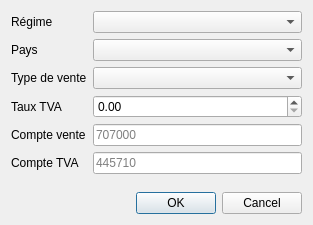
Qt form gui/panes/dialogs/DialogAddVatSaleAccount.ui (icingerpower/EcomCompta) before a commit.
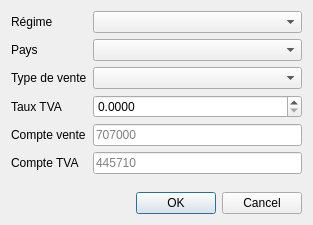
The same form after that commit.

What changed in the file:
```diff
--- a/gui/panes/dialogs/DialogAddVatSaleAccount.ui
+++ b/gui/panes/dialogs/DialogAddVatSaleAccount.ui
@@ -83,6 +83,9 @@
      </item>
      <item row="3" column="1">
       <widget class="QDoubleSpinBox" name="spinBoxVatRate">
+       <property name="decimals">
+        <number>4</number>
+       </property>
        <property name="maximum">
         <double>0.990000000000000</double>
        </property>
```
Left out of the diff: 4 changed lines with no effect on the pictures.
